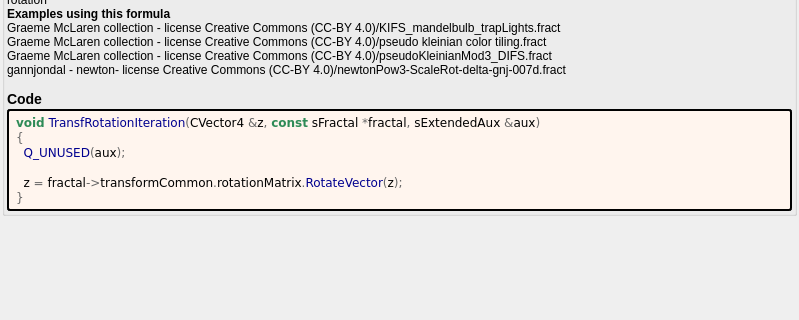
First picture: the form in mandelbulber2/formula/ui/transf_rotation.ui, repository buddhi1980/mandelbulber2, before the edit; both pictures show x 0 to 799 and y 122 to 442 of the 799 by 709 pixel window.
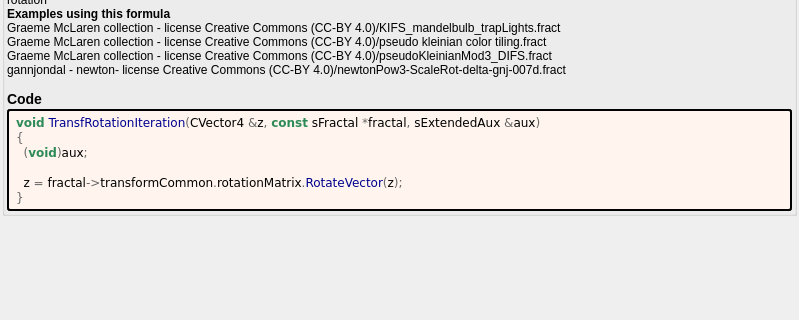
Second picture: the form after the edit. Custom widgets are drawn as their Qt base class.

```diff
--- a/mandelbulber2/formula/ui/transf_rotation.ui
+++ b/mandelbulber2/formula/ui/transf_rotation.ui
@@ -202,7 +202,7 @@
          <string notr="true">&lt;body style=&quot;background-color:#fff5ee&quot;&gt;
 &lt;pre style=&quot;color:#000000; background-color:#fff5ee;  font-family:&#039;Courier New&#039;,monospace;white-space: pre-wrap;&quot;&gt;&lt;span style=&quot;color:#2e8b57; font-weight:bold&quot;&gt;void&lt;/span&gt; &lt;span style=&quot;color:#00008f&quot;&gt;TransfRotationIteration&lt;/span&gt;&lt;span style=&quot;color:#676767&quot;&gt;(&lt;/span&gt;CVector4 &lt;span style=&quot;color:#676767&quot;&gt;&amp;amp;&lt;/span&gt;z&lt;span style=&quot;color:#676767&quot;&gt;,&lt;/span&gt; &lt;span style=&quot;color:#2e8b57; font-weight:bold&quot;&gt;const&lt;/span&gt; sFractal &lt;span style=&quot;color:#676767&quot;&gt;*&lt;/span&gt;fractal&lt;span style=&quot;color:#676767&quot;&gt;,&lt;/span&gt; sExtendedAux &lt;span style=&quot;color:#676767&quot;&gt;&amp;amp;&lt;/span&gt;aux&lt;span style=&quot;color:#676767&quot;&gt;)&lt;/span&gt;
 &lt;span style=&quot;color:#676767&quot;&gt;{&lt;/span&gt;
-  &lt;span style=&quot;color:#00008f&quot;&gt;Q_UNUSED&lt;/span&gt;&lt;span style=&quot;color:#676767&quot;&gt;(&lt;/span&gt;aux&lt;span style=&quot;color:#676767&quot;&gt;);&lt;/span&gt;
+  &lt;span style=&quot;color:#676767&quot;&gt;(&lt;/span&gt;&lt;span style=&quot;color:#2e8b57; font-weight:bold&quot;&gt;void&lt;/span&gt;&lt;span style=&quot;color:#676767&quot;&gt;)&lt;/span&gt;aux&lt;span style=&quot;color:#676767&quot;&gt;;&lt;/span&gt;
 
   z &lt;span style=&quot;color:#676767&quot;&gt;=&lt;/span&gt; fractal&lt;span style=&quot;color:#676767&quot;&gt;-&amp;gt;&lt;/span&gt;transformCommon&lt;span style=&quot;color:#676767&quot;&gt;.&lt;/span&gt;rotationMatrix&lt;span style=&quot;color:#676767&quot;&gt;.&lt;/span&gt;&lt;span style=&quot;color:#00008f&quot;&gt;RotateVector&lt;/span&gt;&lt;span style=&quot;color:#676767&quot;&gt;(&lt;/span&gt;z&lt;span style=&quot;color:#676767&quot;&gt;);&lt;/span&gt;
 &lt;span style=&quot;color:#676767&quot;&gt;}&lt;/span&gt;
```
